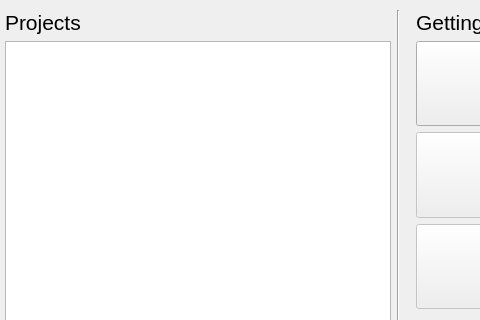
Before: the Qt Designer form src/noggit/ui/windows/projectSelection/NoggitProjectSelectionWindow.ui in Marlamin/noggit-red, drawn with Qt 5; both pictures show x 0 to 480 and y 0 to 320 of the 792 by 416 pixel window.
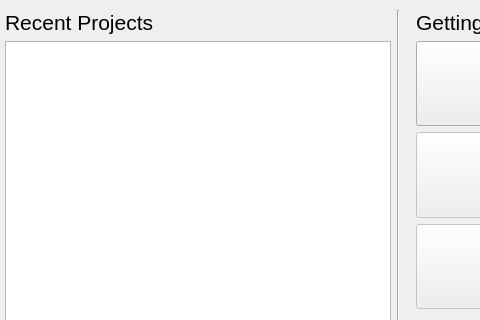
After: the same form once the commit is applied. Icons and pictures are not drawn.

Commit message: Update MapView.cpp, NoggitApplication.cpp, and 21 more files... | start project system rework

Patch:
```diff
--- a/src/noggit/ui/windows/projectSelection/NoggitProjectSelectionWindow.ui
+++ b/src/noggit/ui/windows/projectSelection/NoggitProjectSelectionWindow.ui
@@ -70,7 +70,7 @@
           </font>
          </property>
          <property name="text">
-          <string>Projects</string>
+          <string>Recent Projects</string>
          </property>
         </widget>
        </item>
```
Lines whose indentation alone changed are shown as unchanged. The commit also changes 21 other files.
